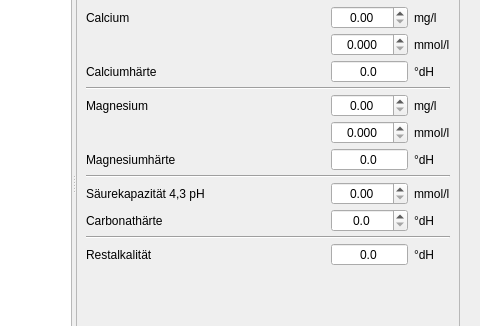
kleiner-brauhelfer/kleiner-brauhelfer-2, file kleiner-brauhelfer/tabrohstoffe.ui: the form before one commit; both pictures show x 265 to 745 and y 190 to 516 of the 745 by 606 pixel window.
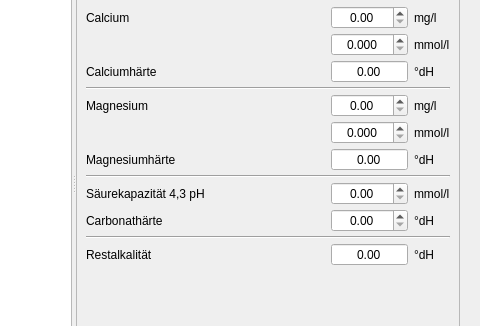
The form after the commit. The open tabs and pages were chosen to show the change. Custom widgets are drawn as their Qt base class.

Diff of the .ui file:
```diff
--- a/kleiner-brauhelfer/tabrohstoffe.ui
+++ b/kleiner-brauhelfer/tabrohstoffe.ui
@@ -470,7 +470,7 @@
                <set>Qt::AlignCenter</set>
               </property>
               <property name="decimals">
-               <number>1</number>
+               <number>2</number>
               </property>
               <property name="maximum">
                <double>9999.000000000000000</double>
@@ -512,7 +512,7 @@
                <enum>QAbstractSpinBox::NoButtons</enum>
               </property>
               <property name="decimals">
-               <number>1</number>
+               <number>2</number>
               </property>
               <property name="maximum">
                <double>9999.000000000000000</double>
@@ -570,7 +570,7 @@
                <enum>QAbstractSpinBox::NoButtons</enum>
               </property>
               <property name="decimals">
-               <number>1</number>
+               <number>2</number>
               </property>
               <property name="maximum">
                <double>9999.000000000000000</double>
@@ -688,7 +688,7 @@
                <enum>QAbstractSpinBox::NoButtons</enum>
               </property>
               <property name="decimals">
-               <number>1</number>
+               <number>2</number>
               </property>
               <property name="maximum">
                <double>9999.000000000000000</double>
```
Left out of the diff: 2 changed lines with no effect on the pictures.
